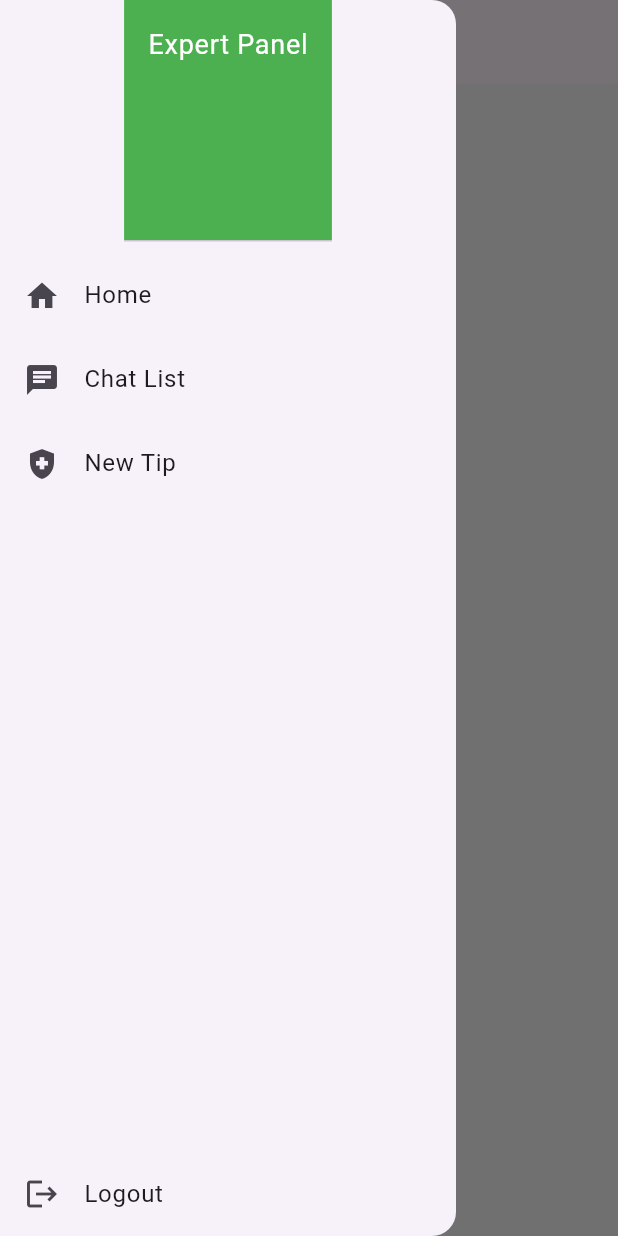
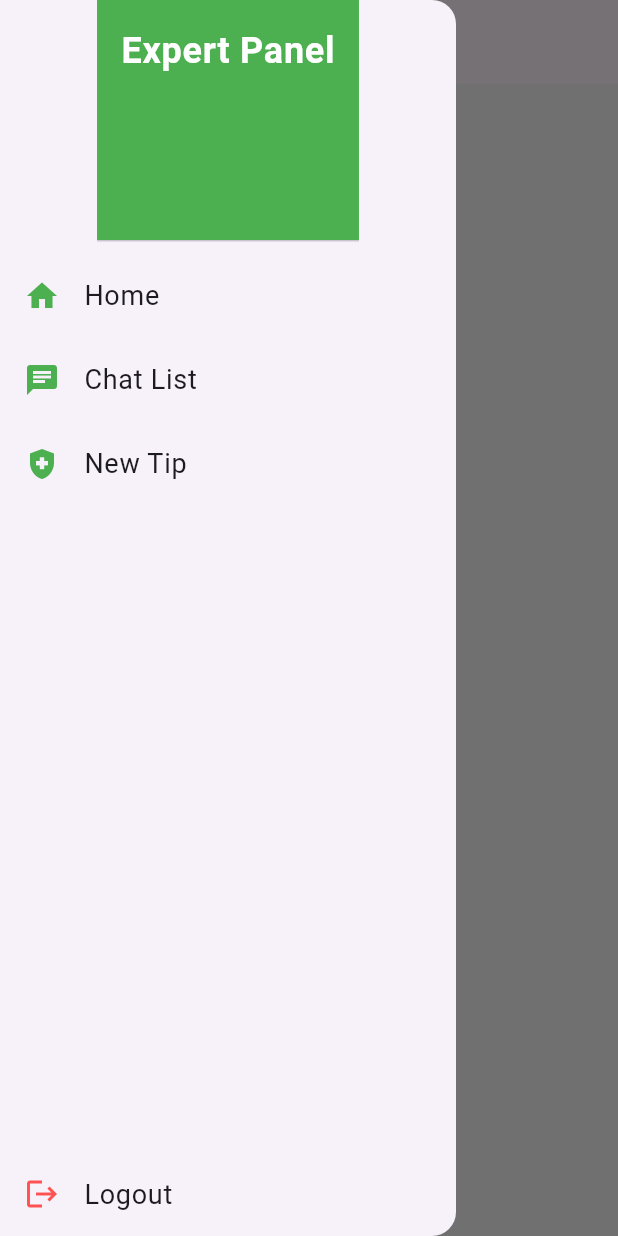
Before and after one commit to Arshadvkb/fitnessapp_mobile, a Flutter app: the ChatListPage screen opened directly, with the side drawer open, on a phone screen of 412 x 824 dp. Run offline on Flutter 3.47's test engine with Material 3 defaults, Android fonts, the phone set to English and light mode, and no system bars; our stand-ins replace fluttertoast, image_picker, shared_preferences, video_player; accounts and stored records are empty.

Commit message:
Enhance side menu UI: increase font size, apply bold styling, and update icon colors for better visibility

```diff
--- a/lib/templates/expert/side_menu.dart
+++ b/lib/templates/expert/side_menu.dart
@@ -20,7 +20,8 @@ class SideMenu extends StatelessWidget {
               'Expert Panel',
               style: TextStyle(
                 color: Colors.white,
-                fontSize: 18,
+                fontSize: 24,
+                fontWeight: FontWeight.bold,
               ),
             ),
           ),
@@ -29,8 +30,11 @@ class SideMenu extends StatelessWidget {
               padding: EdgeInsets.zero,
               children: <Widget>[
                 ListTile(
-                  leading: Icon(Icons.home),
-                  title: const Text('Home'),
+                  leading: Icon(Icons.home, color: Colors.green),
+                  title: const Text(
+                    'Home',
+                    style: TextStyle(fontSize: 18),
+                  ),
                   onTap: () {
                     Navigator.push(
                         context,
@@ -39,8 +43,11 @@ class SideMenu extends StatelessWidget {
                   },
                 ),
                 ListTile(
-                  leading: Icon(Icons.chat),
-                  title: const Text('Chat List'),
+                  leading: Icon(Icons.chat, color: Colors.green),
+                  title: const Text(
+                    'Chat List',
+                    style: TextStyle(fontSize: 18),
+                  ),
                   onTap: () {
                     Navigator.push(
                       context,
@@ -50,8 +57,11 @@ class SideMenu extends StatelessWidget {
                   },
                 ),
                 ListTile(
-                  leading: Icon(Icons.health_and_safety),
-                  title: const Text("New Tip"),
+                  leading: Icon(Icons.health_and_safety, color: Colors.green),
+                  title: const Text(
+                    "New Tip",
+                    style: TextStyle(fontSize: 18),
+                  ),
                   onTap: () {
                     Navigator.push(
                       context,
@@ -65,8 +75,11 @@ class SideMenu extends StatelessWidget {
             ),
           ),
           ListTile(
-            leading: Icon(Icons.logout),
-            title: const Text('Logout'),
+            leading: Icon(Icons.logout, color: Colors.redAccent),
+            title: const Text(
+              'Logout',
+              style: TextStyle(fontSize: 18),
+            ),
             onTap: () {
               Navigator.push(
                 context,
```
